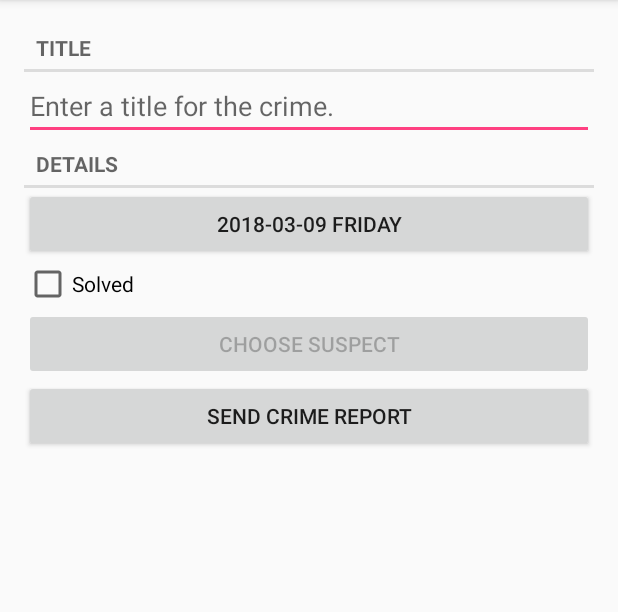
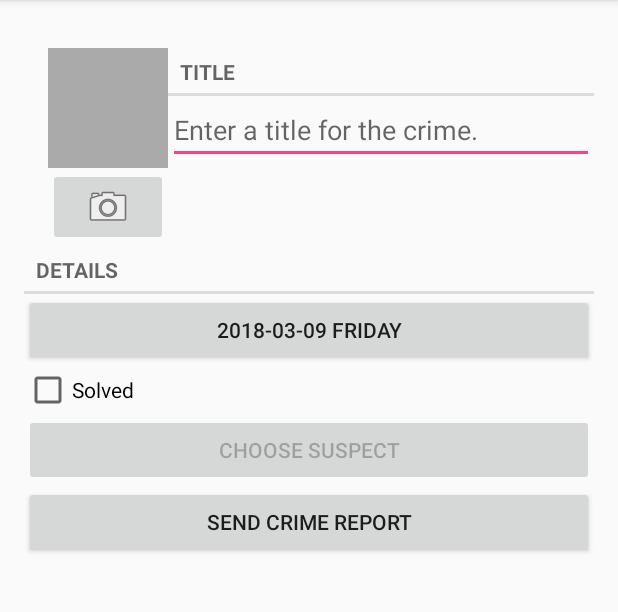
Before and after one commit to PPJLiuJie/ReadingNotesOfAndroidProgramming, an Android app: the CrimeFragment screen opened directly, with no data from a screen before it, on a phone screen of 412 x 824 dp, the part 84-696 px from its top. Run offline under Robolectric (Android 15) with nearby library versions, the phone set to English and light mode, and no system bars.

Commit message:
接下来是16.4

```diff
--- a/CriminalIntent/app/src/main/java/android/me/lj/criminalintent/Crime.java
+++ b/CriminalIntent/app/src/main/java/android/me/lj/criminalintent/Crime.java
@@ -1,5 +1,6 @@
 package android.me.lj.criminalintent;
 
+import java.io.File;
 import java.util.Date;
 import java.util.UUID;
 
@@ -59,4 +60,8 @@ public class Crime {
     public void setSuspect(String suspect) {
         mSuspect = suspect;
     }
+
+    public String getPhotoFilename() {
+        return "IMG_" + getId().toString() + ".jpg";
+    }
 }
--- a/CriminalIntent/app/src/main/java/android/me/lj/criminalintent/CrimeFragment.java
+++ b/CriminalIntent/app/src/main/java/android/me/lj/criminalintent/CrimeFragment.java
@@ -3,14 +3,17 @@ package android.me.lj.criminalintent;
 import android.app.Activity;
 import android.content.Intent;
 import android.content.pm.PackageManager;
+import android.content.pm.ResolveInfo;
 import android.database.Cursor;
 import android.me.lj.criminalintent.utils.DateFormatUtil;
 import android.net.Uri;
 import android.os.Bundle;
 import android.provider.ContactsContract;
+import android.provider.MediaStore;
 import android.support.annotation.Nullable;
 import android.support.v4.app.Fragment;
 import android.support.v4.app.FragmentManager;
+import android.support.v4.content.FileProvider;
 import android.text.Editable;
 import android.text.TextWatcher;
 import android.view.LayoutInflater;
@@ -20,8 +23,12 @@ import android.widget.Button;
 import android.widget.CheckBox;
 import android.widget.CompoundButton;
 import android.widget.EditText;
+import android.widget.ImageButton;
+import android.widget.ImageView;
 
+import java.io.File;
 import java.util.Date;
+import java.util.List;
 import java.util.UUID;
 
 import static android.widget.CompoundButton.*;
@@ -34,17 +41,22 @@ public class CrimeFragment extends Fragment {
 
     private Crime mCrime;
 
+    private File mPhotoFile;
+
     private EditText mTitleField;
     private Button mDateButton;
     private CheckBox mSolvedCheckBox;
     private Button mSuspectButton;
     private Button mReportButton;
+    private ImageButton mPhotoButton;
+    private ImageView mPhotoView;
 
     private static final String ARG_CRIME_ID = "crime_id";
     private static final String DIALOG_DATE = "DialogDate";
 
     private static final int REQUEST_DATE = 0;
     private static final int REQUEST_CONTACT = 1;
+    private static final int REQUEST_PHOTO = 2;
 
     public static CrimeFragment newInstance(UUID crimeId) {
 
@@ -77,6 +89,7 @@ public class CrimeFragment extends Fragment {
 
         UUID crimeId = (UUID) getArguments().getSerializable(ARG_CRIME_ID);
         mCrime = CrimeLab.getInstance(getActivity()).getCrime(crimeId);
+        mPhotoFile = CrimeLab.getInstance(getActivity()).getPhotoFile(mCrime);
     }
 
     @Override
@@ -218,6 +231,47 @@ public class CrimeFragment extends Fragment {
             }
         });
 
+        mPhotoView = view.findViewById(R.id.crime_photo);
+        mPhotoButton = view.findViewById(R.id.crime_camera);
+
+        /**
+         * 要使用相机Intent，需要的intent操作是定义在MediaStore类中的ACTION_IMAGE_CAPTURE
+         */
+        final Intent captureIntent = new Intent(MediaStore.ACTION_IMAGE_CAPTURE);
+
+        /**
+         * 是否有地方存储照片。
+         * 是否安装有相机应用。要确认是否有可用的相机应用，可找PackageManager确认是否有响应相机隐式intent的activity。
+         */
+        boolean canTakePhoto = (mPhotoFile != null && captureIntent.resolveActivity(packageManager) != null);
+        mPhotoButton.setEnabled(canTakePhoto);
+        mPhotoButton.setOnClickListener(new OnClickListener() {
+            @Override
+            public void onClick(View v) {
+                /**
+                 * FileProvider.getUriForFile(...)会把本地文件路径转换为相机能看见的Uri形式。
+                 */
+                Uri uri = FileProvider.getUriForFile(getActivity(), "android.me.lj.criminalintent.fileprovider", mPhotoFile);
+                captureIntent.putExtra(MediaStore.EXTRA_OUTPUT, uri);
+
+                /**
+                 * 要实际写入文件，还需要给相机应用权限。
+                 * 为了授权，我们授予FLAG_GRANT_WRITE_URI_PERMISSION给所有cameraImage intent的目标activity，以此允许它们在Uri指定的位置写文件。
+                 */
+                List<ResolveInfo> cameraActivities = getActivity()
+                                                    .getPackageManager()
+                                                    .queryIntentActivities(captureIntent, PackageManager.MATCH_DEFAULT_ONLY);
+
+                for (ResolveInfo activity : cameraActivities) {
+                    getActivity().grantUriPermission(activity.activityInfo.packageName,
+                                                     uri,
+                                                     Intent.FLAG_GRANT_WRITE_URI_PERMISSION);
+                }
+
+                startActivityForResult(captureIntent, REQUEST_PHOTO);
+            }
+        });
+
         return view;
     }
 
--- a/CriminalIntent/app/src/main/java/android/me/lj/criminalintent/CrimeLab.java
+++ b/CriminalIntent/app/src/main/java/android/me/lj/criminalintent/CrimeLab.java
@@ -10,6 +10,7 @@ import android.me.lj.criminalintent.database.CrimeCursorWrapper;
 import android.me.lj.criminalintent.database.CrimeDbSchema;
 import android.me.lj.criminalintent.database.CrimeDbSchema.CrimeTable;
 
+import java.io.File;
 import java.util.ArrayList;
 import java.util.List;
 import java.util.UUID;
@@ -95,6 +96,11 @@ public class CrimeLab {
         }
     }
 
+    public File getPhotoFile(Crime crime) {
+        File fileDir = mContext.getFilesDir();
+        return new File(fileDir, crime.getPhotoFilename());
+    }
+
     public void updateCrime(Crime crime) {
         String uuidStr = crime.getId().toString();
         ContentValues values = getContentValues(crime);
--- a/CriminalIntent/app/src/main/res/layout/fragment_crime.xml
+++ b/CriminalIntent/app/src/main/res/layout/fragment_crime.xml
@@ -4,6 +4,39 @@
     android:layout_height="match_parent"
     android:orientation="vertical"
     android:padding="16dp">
+
+    <LinearLayout
+        android:layout_width="match_parent"
+        android:layout_height="wrap_content"
+        android:layout_marginLeft="16dp"
+        android:layout_marginTop="16dp"
+        android:orientation="horizontal">
+
+        <LinearLayout
+            android:layout_width="wrap_content"
+            android:layout_height="wrap_content"
+            android:orientation="vertical">
+
+            <ImageView
+                android:id="@+id/crime_photo"
+                android:layout_width="80dp"
+                android:layout_height="80dp"
+                android:background="@android:color/darker_gray"
+                android:cropToPadding="true"
+                android:scaleType="centerInside" />
+
+            <ImageButton
+                android:id="@+id/crime_camera"
+                android:layout_width="match_parent"
+                android:layout_height="wrap_content"
+                android:src="@android:drawable/ic_menu_camera" />
+        </LinearLayout>
+
+        <LinearLayout
+            android:layout_width="0dp"
+            android:layout_height="wrap_content"
+            android:layout_weight="1"
+            android:orientation="vertical">
 
             <TextView
                 style="?android:listSeparatorTextViewStyle"
@@ -16,6 +49,8 @@
                 android:layout_width="match_parent"
                 android:layout_height="wrap_content"
                 android:hint="@string/crime_title_hint" />
+        </LinearLayout>
+    </LinearLayout>
 
     <TextView
         style="?android:listSeparatorTextViewStyle"
```
Also changed, not shown: CriminalIntent/app/src/main/AndroidManifest.xml (+17 -2 lines), CriminalIntent/app/src/main/res/xml/files.xml (added, +8 -0 lines), 1 other file. Lines whose indentation alone changed are shown as unchanged.
